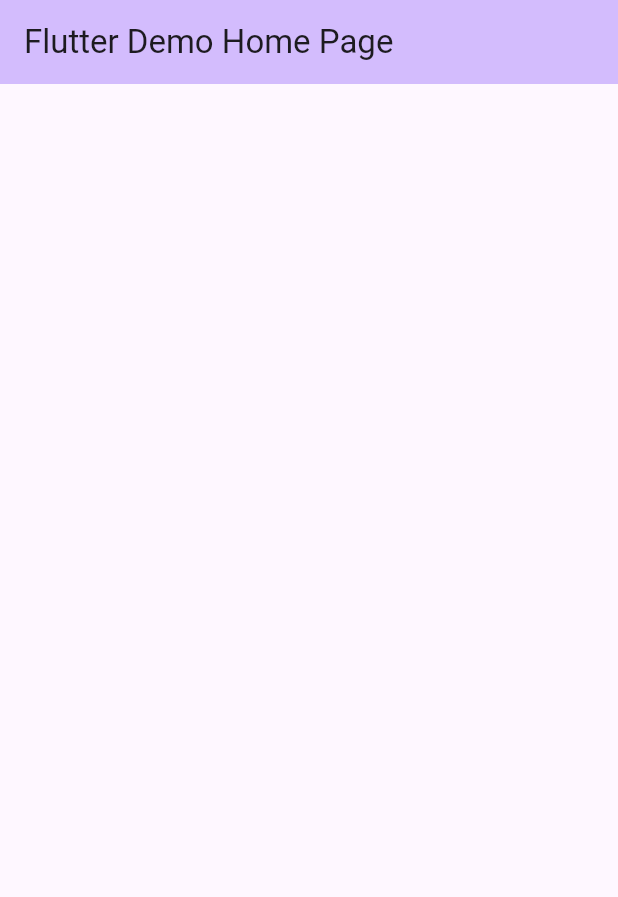
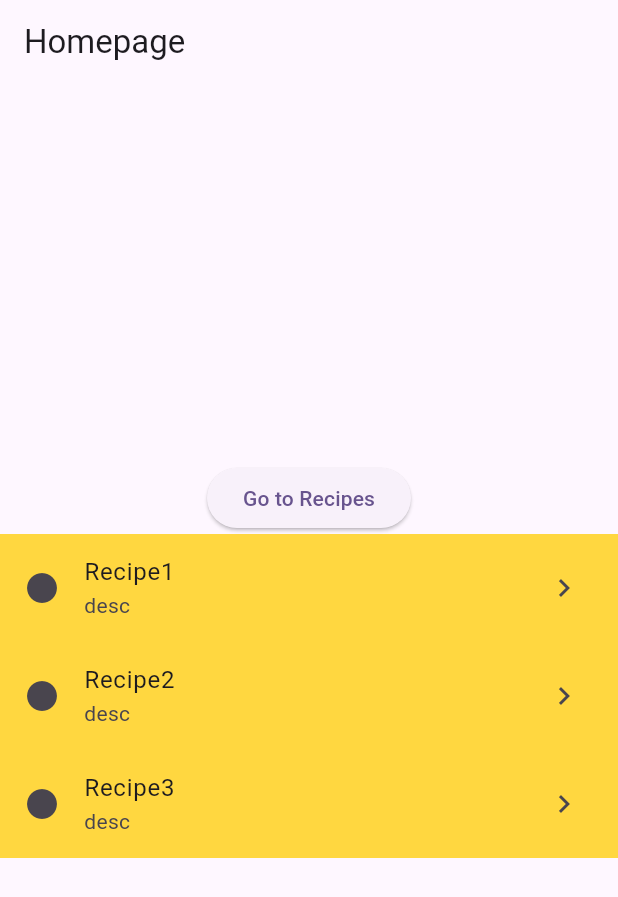
Before and after one commit to JimmyPhanfr/mad_classwork_02, a Flutter app: the screen it shows after launch, on a phone screen of 412 x 824 dp. Shown: the top 897 px of the screen. Run offline on Flutter 3.47's test engine with Material 3 defaults, Android fonts, the phone set to English and light mode, and no system bars.

Commit message:
adds basic list template to homescreen

```diff
--- a/lib/home_screen.dart
+++ b/lib/home_screen.dart
@@ -1,18 +1,58 @@
 import 'package:flutter/material.dart';
 
-class Homepage extends StatelessWidget {
-  const Homepage({super.key});
+class Homescreen extends StatelessWidget {
+  const Homescreen({super.key});
 
   @override
   Widget build(BuildContext context) {
     return Scaffold(
       appBar: AppBar(title: const Text("Homepage")),
       body: Center(
-        child: ElevatedButton(
-          child: const Text("Go to Recipes"),
-          onPressed: () {
-
-          },
+        child: Column(
+          mainAxisAlignment: MainAxisAlignment.center,
+          children: <Widget>[
+            ElevatedButton(
+             child: const Text("Go to Recipes"),
+              onPressed: () {
+                Navigator.pushNamed(context, '/details');
+              },
+            ),
+            ListView(
+              shrinkWrap: true,
+              children: [
+                ListTile(
+                  leading: Icon(Icons.circle),
+                  title: Text('Recipe1'),
+                  subtitle: Text('desc'),
+                  onTap: () {
+                    Navigator.pushNamed(context, '/details');
+                  },
+                  trailing: Icon(Icons.navigate_next),
+                  tileColor: Colors.amberAccent,
+                ),
+                ListTile(
+                  leading: Icon(Icons.circle),
+                  title: Text('Recipe2'),
+                  subtitle: Text('desc'),
+                  onTap: () {
+                    Navigator.pushNamed(context, '/details');
+                  },
+                  trailing: Icon(Icons.navigate_next),
+                  tileColor: Colors.amberAccent,
+                ),
+                ListTile(
+                  leading: Icon(Icons.circle),
+                  title: Text('Recipe3'),
+                  subtitle: Text('desc'),
+                  onTap: () {
+                    Navigator.pushNamed(context, '/details');
+                  },
+                  trailing: Icon(Icons.navigate_next),
+                  tileColor: Colors.amberAccent,
+                ),
+              ],
+            ),
+          ],
         ),
       ),
     );
--- a/lib/main.dart
+++ b/lib/main.dart
@@ -1,5 +1,6 @@
 import 'package:flutter/material.dart';
 import 'home_screen.dart';
+import 'details_screen.dart';
 
 void main() {
   runApp(const MyApp());
@@ -16,7 +17,11 @@
         colorScheme: ColorScheme.fromSeed(seedColor: Colors.deepPurple),
         useMaterial3: true,
       ),
-      home: const MyHomePage(title: 'Flutter Demo Home Page'),
+      home: const Homescreen(),
+      routes: {
+        '/homepage':(context) => const Homescreen(),
+        '/details':(context) => const DetailsScreen()
+      },
     );
   }
 }
```
Also changed, not shown: lib/details_screen.dart (+13 -8 lines).
